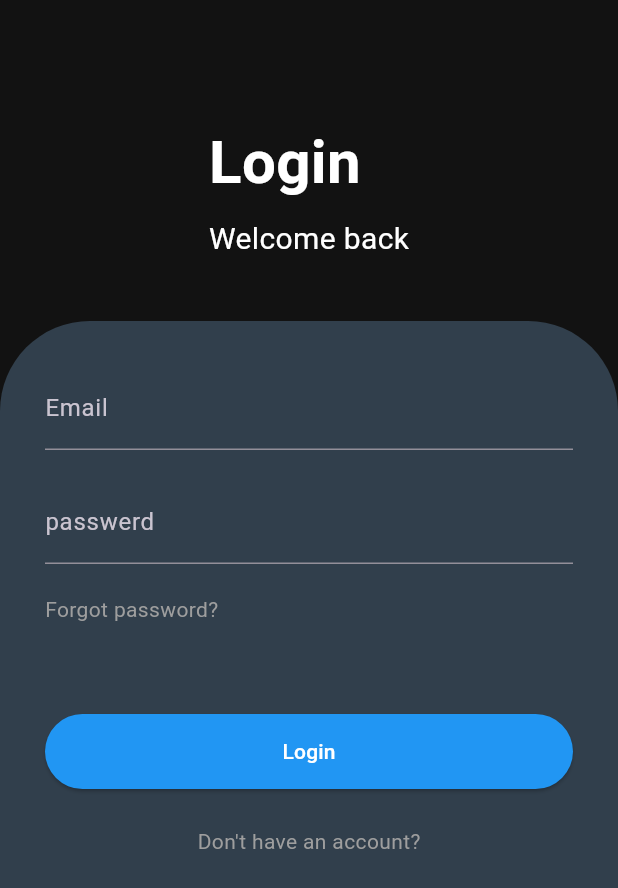
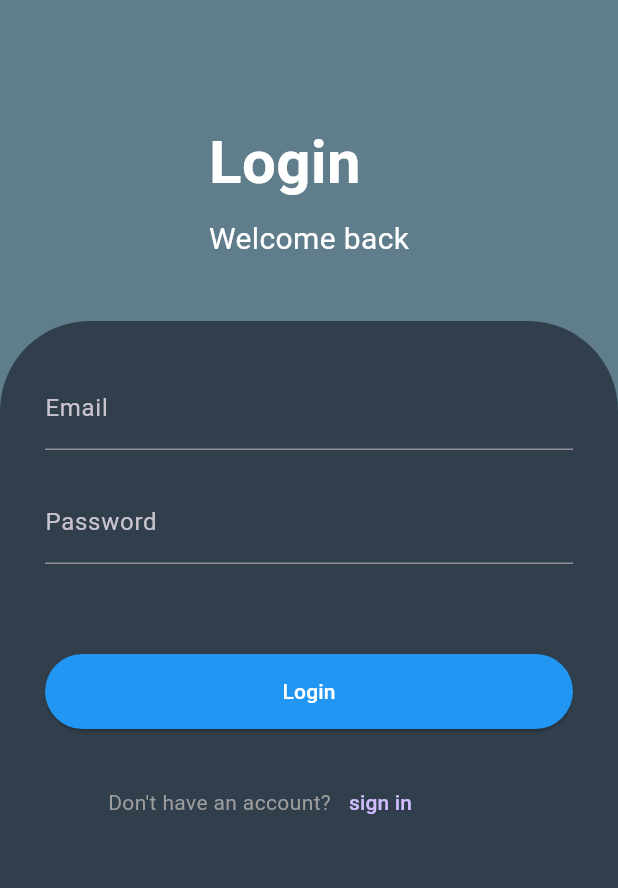
Before and after one commit to midlajkk04-max/car-_rentel-app, a Flutter app: the Loginpage screen opened directly, on a phone screen of 412 x 824 dp. Shown: the top 888 px of the screen. Run offline on Flutter 3.47's test engine with Material 3 defaults, Android fonts, the light colour scheme and no system bars; our stand-ins replace hive, hive_flutter, image_picker, shared_preferences; accounts and stored records are empty.

Commit message:
update code

```diff
--- a/lib/car_featurs/view/car_features.dart
+++ b/lib/car_featurs/view/car_features.dart
@@ -13,7 +13,6 @@ class CarFeatures extends StatefulWidget {
 }
 
 class _CarFeaturesState extends State<CarFeatures> {
-
   @override
   Widget build(BuildContext context) {
     return Scaffold(
--- a/lib/features/user/auth/login/view/loginPage.dart
+++ b/lib/features/user/auth/login/view/loginPage.dart
@@ -2,10 +2,8 @@ import 'package:flutter/material.dart';
 import 'package:hive_flutter/adapters.dart';
 import 'package:hive_project/bottam__navigationbar/bottom_bar.dart';
 import 'package:hive_project/common%20textfield/widget/commonfield.dart';
-import 'package:hive_project/core/constants/app_colors.dart';
-import 'package:hive_project/features/user/home/view/homepage.dart';
 import 'package:hive_project/features/user/auth/model/user_model.dart';
-import 'package:shared_preferences/shared_preferences.dart';
+import 'package:hive_project/features/user/auth/register/view/register.dart';
 
 class Loginpage extends StatefulWidget {
   const Loginpage({super.key});
@@ -16,18 +14,23 @@ class Loginpage extends StatefulWidget {
 
 class _LoginpageState extends State<Loginpage> {
   TextEditingController email = TextEditingController();
-  TextEditingController passwerd = TextEditingController();
+  TextEditingController password = TextEditingController();
+
+  final formKey = GlobalKey<FormState>();
 
   @override
   Widget build(BuildContext context) {
+    final Box<UserModel> userBox = Hive.box<UserModel>('userBox');
+
     return Scaffold(
+      backgroundColor: Colors.blueGrey,
       body: Column(
         children: [
           Padding(
             padding: const EdgeInsets.fromLTRB(20, 80, 20, 40),
             child: Column(
               crossAxisAlignment: CrossAxisAlignment.start,
-              children: [
+              children: const [
                 Text(
                   "Login",
                   style: TextStyle(
@@ -48,7 +51,7 @@ class _LoginpageState extends State<Loginpage> {
           Expanded(
             child: Container(
               width: double.infinity,
-              decoration: BoxDecoration(
+              decoration: const BoxDecoration(
                 color: Color.fromARGB(255, 49, 63, 76),
                 borderRadius: BorderRadius.only(
                   topLeft: Radius.circular(60),
@@ -56,9 +59,10 @@ class _LoginpageState extends State<Loginpage> {
                 ),
               ),
               child: SingleChildScrollView(
-                padding: EdgeInsets.all(30),
+                padding: const EdgeInsets.all(30),
+                child: Form(
+                  key: formKey,
                   child: Column(
-                  crossAxisAlignment: CrossAxisAlignment.start,
                     children: [
                       Commonfield(
                         text: "Email",
@@ -66,38 +70,31 @@ class _LoginpageState extends State<Loginpage> {
                         controller: email,
                         validator: (value) {
                           if (value == null || value.isEmpty) {
-                          return "Email canot be empty";
+                            return "Email cannot be empty";
                           } else if (!value.contains("@gmail.com")) {
-                          return "invalid email";
+                            return "Invalid email";
                           }
                           return null;
                         },
                       ),
 
-                    SizedBox(height: 20),
+                      const SizedBox(height: 20),
 
                       Commonfield(
-                      text: "passwerd",
-                      hinttext: "Enter passwerd",
-                      controller: passwerd,
+                        text: "Password",
+                        hinttext: "Enter password",
+                        controller: password,
                         validator: (value) {
                           if (value == null || value.isEmpty) {
-                          return "passwerd canot be empty";
+                            return "Password cannot be empty";
                           } else if (value.length < 6) {
-                          return "at least 6 characters";
+                            return "At least 6 characters";
                           }
                           return null;
                         },
                       ),
 
-                    SizedBox(height: 20),
-
-                    Text(
-                      "Forgot password?",
-                      style: TextStyle(color: Colors.grey),
-                    ),
-
-                    SizedBox(height: 60),
+                      const SizedBox(height: 60),
 
                       SizedBox(
                         width: double.infinity,
@@ -107,12 +104,43 @@ class _LoginpageState extends State<Loginpage> {
                             backgroundColor: Colors.blue,
                           ),
                           onPressed: () {
+                            if (formKey.currentState!.validate()) {
+
+                              UserModel? savedUser =
+                                  userBox.get('currentUser');
+
+                              if (savedUser == null) {
+                                ScaffoldMessenger.of(context).showSnackBar(
+                                  const SnackBar(
+                                    content:
+                                        Text("No user found. Please register."),
+                                  ),
+                                );
+                                return;
+                              }
+
+
+                              if (email.text == savedUser.email &&
+                                  password.text == savedUser.password) {
+                                // ✅ Login success
                                 Navigator.pushReplacement(
                                   context,
-                            MaterialPageRoute(builder: (context) => HomePage()),
+                                  MaterialPageRoute(
+                                    builder: (context) => BottomBar(),
+                                  ),
                                 );
+                              } else {
+                                // ❌ Wrong credentials
+                                ScaffoldMessenger.of(context).showSnackBar(
+                                  const SnackBar(
+                                    content:
+                                        Text("Invalid email or password"),
+                                  ),
+                                );
+                              }
+                            }
                           },
-                        child: Text(
+                          child: const Text(
                             "Login",
                             style: TextStyle(color: Colors.white),
                           ),
@@ -122,12 +150,24 @@ class _LoginpageState extends State<Loginpage> {
                        SizedBox(height: 25),
 
                      Center(
-                      child: Text(
+                        child: Padding(
+                          padding: EdgeInsets.symmetric(horizontal: 42),
+                          child: Row(
+
+                            children: [
+                              Text(
                                 "Don't have an account?",
                                 style: TextStyle(color: Colors.grey),
                               ),
+                              TextButton(onPressed: (){
+                                Navigator.pushReplacement(context, MaterialPageRoute(builder: (context)=>Registerpage()));
+                              }, child: Text("sign in"))
+                            ],
+                          ),
+                        ),
                       ),
                     ],
+                  ),
                 ),
               ),
             ),
--- a/lib/features/user/auth/model/user_model.dart
+++ b/lib/features/user/auth/model/user_model.dart
@@ -14,9 +14,13 @@ class UserModel {
   @HiveField(2)
   String password;
 
+  @HiveField(3)
+  String?imagepath;
+
   UserModel({
     required this.name,
     required this.email,
     required this.password,
+    this.imagepath,
   });
 }
--- a/lib/features/user/auth/register/view/register.dart
+++ b/lib/features/user/auth/register/view/register.dart
@@ -32,7 +32,7 @@ class _RegisterpageState extends State<Registerpage> {
             padding: const EdgeInsets.fromLTRB(20, 80, 20, 40),
             child: Column(
               crossAxisAlignment: CrossAxisAlignment.start,
-              children: const [
+              children:  [
                 Text(
                   "Register",
                   style: TextStyle(
@@ -61,7 +61,7 @@ class _RegisterpageState extends State<Registerpage> {
                 ),
               ),
               child: SingleChildScrollView(
-                padding: const EdgeInsets.all(30),
+                padding:  EdgeInsets.all(30),
                 child: Form(
                   key: formkey,
                   child: Column(
--- a/pubspec.yaml
+++ b/pubspec.yaml
@@ -17,6 +17,7 @@ dependencies:
   horizontal_weekly_calendar: ^1.2.5
   hive: ^2.2.3
   hive_flutter: ^1.1.0
+  image_picker: ^1.2.1
 
 dev_dependencies:
   flutter_test:
```
Also changed, not shown: lib/features/user/profile/view/person_information.dart (added, +239 -0 lines), lib/features/user/profile/view/profile.dart (+11 -12 lines), pubspec.lock, 5 other files. Lines whose indentation alone changed are shown as unchanged.
